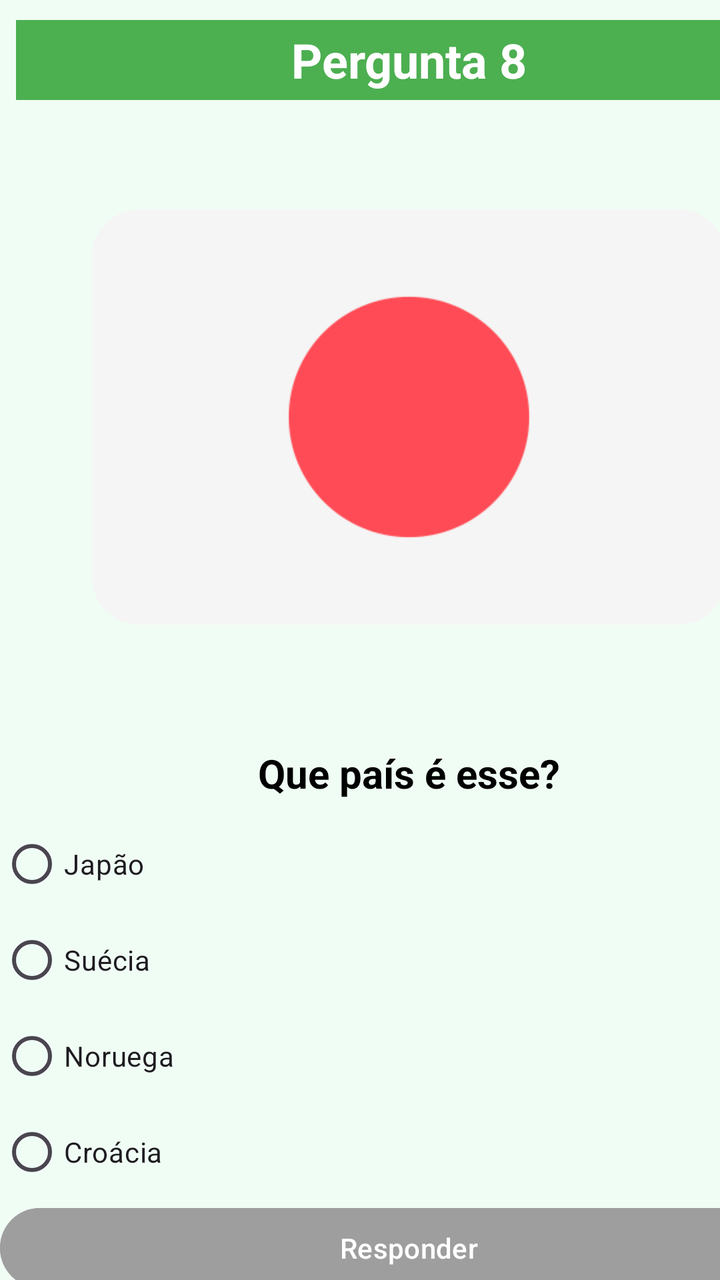
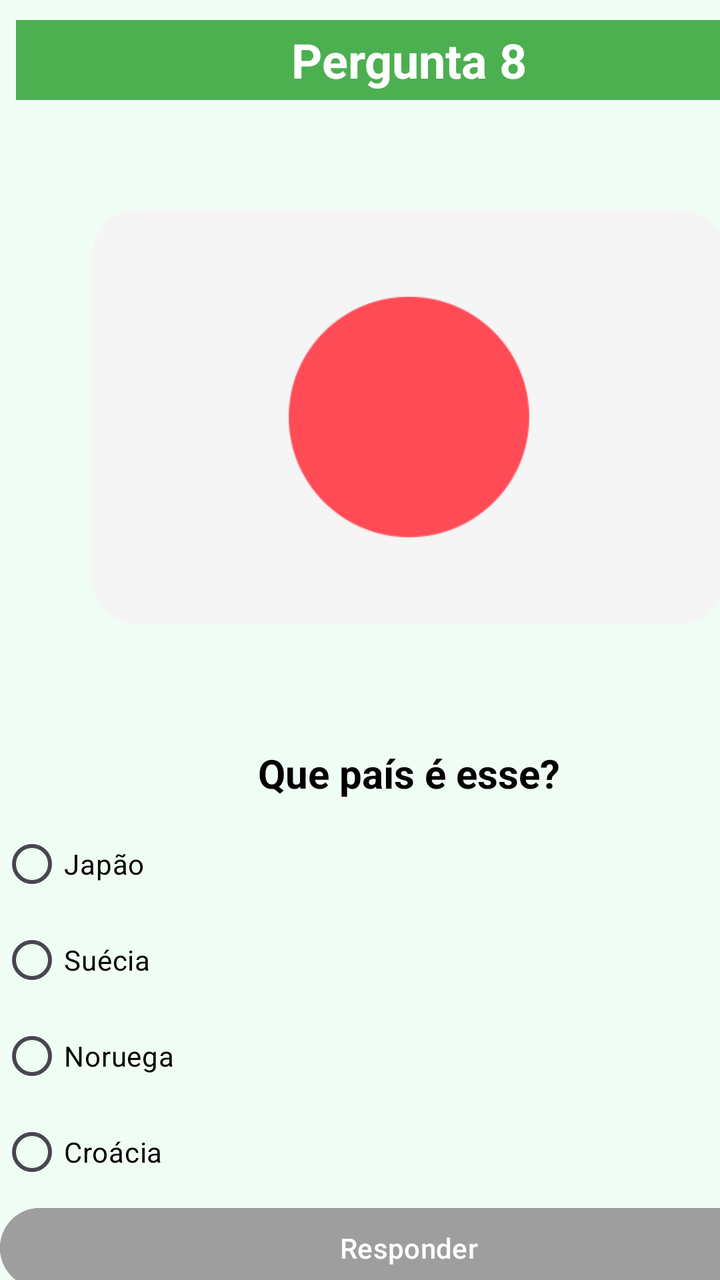

Screens rendered from an Android XML layout before and after an edit, with the pre-edit source and the edit as a unified diff.
<!-- AndroidManifest.xml: application theme Theme.QuizBandeiras -->
<!-- res/layout/activity_pergunta8.xml -->
<?xml version="1.0" encoding="utf-8"?>
<androidx.constraintlayout.widget.ConstraintLayout xmlns:android="http://schemas.android.com/apk/res/android"
    xmlns:app="http://schemas.android.com/apk/res-auto"
    xmlns:tools="http://schemas.android.com/tools"
    android:id="@+id/main"
    android:layout_width="match_parent"
    android:layout_height="match_parent"
    android:background="#F0FDF4"
    tools:context=".Pergunta8">

    <LinearLayout
        android:layout_width="409dp"
        android:layout_height="729dp"
        android:orientation="vertical">

        <TextView
            android:id="@+id/textView6"
            android:layout_width="match_parent"
            android:layout_height="40dp"
            android:layout_marginStart="8dp"
            android:layout_marginTop="10dp"
            android:layout_marginEnd="8dp"
            android:background="#4CAF50"
            android:gravity="center"
            android:text="Pergunta 8"
            android:textColor="@android:color/white"
            android:textSize="24sp"
            android:textStyle="bold" />

        <ImageView
            android:id="@+id/imageView2"
            android:layout_width="match_parent"
            android:layout_height="317dp"
            app:srcCompat="@drawable/japao" />

        <TextView
            android:id="@+id/textView2"
            android:layout_width="match_parent"
            android:layout_height="wrap_content"
            android:layout_marginTop="6dp"
            android:layout_marginBottom="8dp"
            android:gravity="center"
            android:text="Que país é esse?"
            android:textColor="@android:color/black"
            android:textSize="20sp"
            android:textStyle="bold" />

        <RadioGroup
            android:id="@+id/rgpAlternativas"
            android:layout_width="match_parent"
            android:layout_height="match_parent">

            <RadioButton
                android:id="@+id/rgbOpcao1"
                android:layout_width="match_parent"
                android:layout_height="wrap_content"
                android:text="Japão " />

            <RadioButton
                android:id="@+id/rgbOpcao2"
                android:layout_width="match_parent"
                android:layout_height="wrap_content"
                android:text="Suécia" />

            <RadioButton
                android:id="@+id/rgbOpcao3"
                android:layout_width="match_parent"
                android:layout_height="wrap_content"
                android:text="Noruega" />

            <RadioButton
                android:id="@+id/rgbOpcao4"
                android:layout_width="match_parent"
                android:layout_height="wrap_content"
                android:text="Croácia" />

            <Button
                android:id="@+id/btnResponder"
                android:layout_width="match_parent"
                android:layout_height="wrap_content"
                android:backgroundTint="#9E9E9E"
                android:enabled="false"
                android:text="Responder"
                android:textColor="@android:color/white" />
        </RadioGroup>
    </LinearLayout>

</androidx.constraintlayout.widget.ConstraintLayout>
<!-- resources referenced by this layout -->
<resources>
  <!-- drawable japao: png bitmap (drawable, 7895 bytes) -->
  <style name="Theme.QuizBandeiras" parent="Base.Theme.QuizBandeiras" />
  <style name="Base.Theme.QuizBandeiras" parent="Theme.Material3.DayNight.NoActionBar">
          
          
      </style>
</resources>

<!-- the commit's change to res/layout/activity_pergunta8.xml (unified diff, before → after) -->
@@ -54,25 +54,33 @@
                 android:id="@+id/rgbOpcao1"
                 android:layout_width="match_parent"
                 android:layout_height="wrap_content"
-                android:text="Japão " />
+                android:text="Japão "
+                android:textColor="#000000"
+                android:textColorLink="#000000" />
 
             <RadioButton
                 android:id="@+id/rgbOpcao2"
                 android:layout_width="match_parent"
                 android:layout_height="wrap_content"
-                android:text="Suécia" />
+                android:text="Suécia"
+                android:textColor="#000000"
+                android:textColorLink="#000000" />
 
             <RadioButton
                 android:id="@+id/rgbOpcao3"
                 android:layout_width="match_parent"
                 android:layout_height="wrap_content"
-                android:text="Noruega" />
+                android:text="Noruega"
+                android:textColor="#000000"
+                android:textColorLink="#000000" />
 
             <RadioButton
                 android:id="@+id/rgbOpcao4"
                 android:layout_width="match_parent"
                 android:layout_height="wrap_content"
-                android:text="Croácia" />
+                android:text="Croácia"
+                android:textColor="#000000"
+                android:textColorLink="#000000" />
 
             <Button
                 android:id="@+id/btnResponder"
